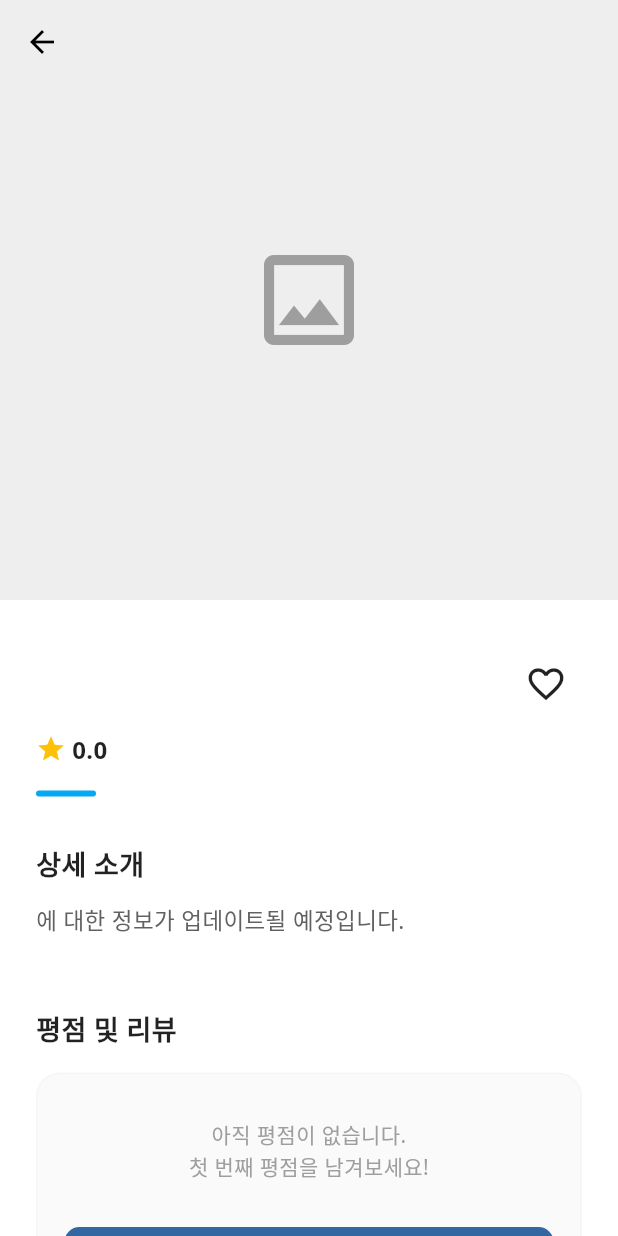
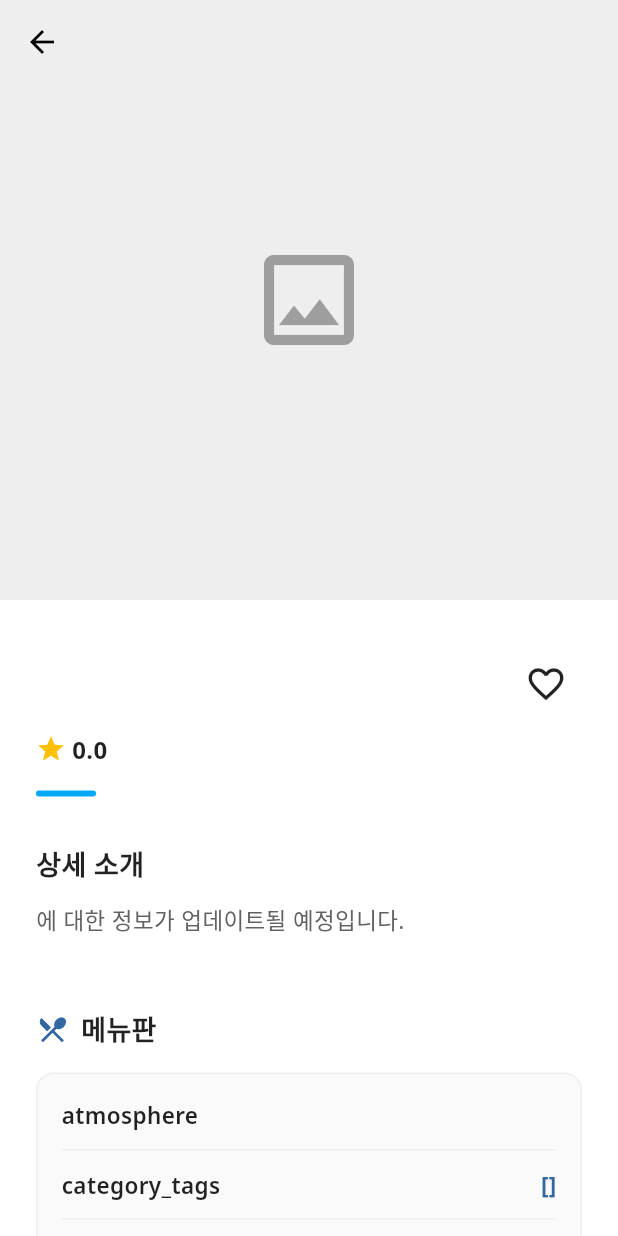
Before and after one commit to wawau09/lucitu, a Flutter app: the StoreDetailPage screen opened directly with empty values, on a phone screen of 412 x 824 dp. Run offline on Flutter 3.47's test engine with Material 3 defaults, Android fonts, the phone set to English and light mode, and no system bars; our stand-ins replace cupertino_native_better, flutter_riverpod, google_fonts, supabase_flutter; missing offline and left inert: dart:html, dart:js, dart:ui_web, flutter_naver_map, panorama_viewer; accounts and stored records are empty; statements that could not run were skipped.

Commit message:
Add : meun_board

```diff
--- a/lib/DB/store.dart
+++ b/lib/DB/store.dart
@@ -8,6 +8,7 @@ class Store {
   List<dynamic>? reviews;
   double? rating;
   String? region;
+  Map<String, dynamic>? menuBoard;
 
   Store({
     this.id,
@@ -19,6 +20,7 @@ class Store {
     this.reviews,
     this.rating,
     this.region,
+    this.menuBoard,
   })  : categoryTags = categoryTags ?? [],
         imageUrls = imageUrls ?? [];
 
@@ -32,6 +34,7 @@ class Store {
     List<dynamic>? reviews,
     double? rating,
     String? region,
+    Map<String, dynamic>? menuBoard,
   }) {
     return Store(
       id: id ?? this.id,
@@ -43,6 +46,7 @@ class Store {
       reviews: reviews ?? this.reviews,
       rating: rating ?? this.rating,
       region: region ?? this.region,
+      menuBoard: menuBoard ?? this.menuBoard,
     );
   }
 
@@ -103,6 +107,10 @@ class Store {
         ? (map['longitude'] as num).toDouble()
         : double.tryParse(map['longitude']?.toString() ?? '');
 
+    final Map<String, dynamic>? resolvedMenuBoard = map['menu_board'] is Map
+        ? Map<String, dynamic>.from(map['menu_board'] as Map)
+        : null;
+
     return Store(
       id: rawId?.toString(),
       name: map['name']?.toString() ?? '이름 없음',
@@ -113,6 +121,7 @@ class Store {
       reviews: resolvedReviews,
       rating: resolvedRating,
       region: map['region']?.toString(),
+      menuBoard: resolvedMenuBoard,
     );
   }
 
@@ -125,6 +134,7 @@ class Store {
       'image_urls': imageUrls,
       if (reviews != null) 'reviews': reviews,
       if (region != null) 'region': region,
+      if (menuBoard != null) 'menu_board': menuBoard,
     };
   }
 }
--- a/lib/DB/store_database.dart
+++ b/lib/DB/store_database.dart
@@ -18,7 +18,7 @@ class StoreDatabase {
   Future<List<Store>> getStores() async {
     final List<dynamic> rows = await _client
         .from(_table)
-        .select('id, name, latitude, longitude, category_tags, image_urls, region')
+        .select('id, name, latitude, longitude, category_tags, image_urls, region, menu_board')
         .order('id');
 
     final storesById = <String, Map<String, dynamic>>{};
--- a/lib/Pages/store_detail_page.dart
+++ b/lib/Pages/store_detail_page.dart
@@ -10,6 +10,7 @@ import 'package:panorama_viewer/panorama_viewer.dart';
 import 'package:placelist/DB/store.dart';
 import 'package:placelist/Pages/map_stub.dart'
     if (dart.library.html) 'package:placelist/Pages/map_web.dart';
+import 'package:placelist/providers/category_provider.dart';
 import 'package:placelist/providers/favorites_provider.dart';
 import 'package:placelist/providers/navigation_provider.dart';
 import 'package:placelist/providers/stores_provider.dart';
@@ -96,6 +97,10 @@ class _StoreDetailPageState extends ConsumerState<StoreDetailPage> {
                   if (store.categoryTags.isNotEmpty)
                     _buildCategoryChips(store.categoryTags),
                   const SizedBox(height: 32),
+                  if (store.menuBoard != null && store.menuBoard!.isNotEmpty) ...[
+                    _buildMenuBoardSection(store.menuBoard!),
+                    const SizedBox(height: 32),
+                  ],
                   _buildRatingSection(context, store),
                   const SizedBox(height: 32),
                   if (store.latitude != null && store.longitude != null) ...[
@@ -342,7 +347,16 @@ class _StoreDetailPageState extends ConsumerState<StoreDetailPage> {
       spacing: 8,
       runSpacing: 8,
       children: tags.map((tag) {
-        return Container(
+        return GestureDetector(
+          onTap: () {
+            // 1. 글로벌 검색어 상태를 '#태그이름'으로 설정
+            ref.read(searchQueryProvider.notifier).state = '#$tag';
+            // 2. 홈 화면(MainScreen)이 있는 탭 인덱스 1로 전환
+            ref.read(navigationProvider.notifier).setIndex(1);
+            // 3. 현재 상세 페이지 닫기
+            Navigator.pop(context);
+          },
+          child: Container(
             padding: const EdgeInsets.symmetric(horizontal: 12, vertical: 6),
             decoration: BoxDecoration(
               color: const Color(0xFF3267A2).withValues(alpha: 0.08),
@@ -360,8 +374,88 @@ class _StoreDetailPageState extends ConsumerState<StoreDetailPage> {
                 color: const Color(0xFF3267A2),
               ),
             ),
+          ),
         );
       }).toList(),
+    );
+  }
+
+  String _formatMenuValue(dynamic value) {
+    if (value == null) return '';
+    if (value is num) {
+      final str = value.toInt().toString();
+      final reg = RegExp(r'(\d{1,3})(?=(\d{3})+(?!\d))');
+      final formatted = str.replaceAllMapped(reg, (Match m) => '${m[1]},');
+      return '$formatted원';
+    }
+    return value.toString();
+  }
+
+  Widget _buildMenuBoardSection(Map<String, dynamic> menu) {
+    return Column(
+      crossAxisAlignment: CrossAxisAlignment.start,
+      children: [
+        Row(
+          children: [
+            const Icon(Icons.restaurant_menu, color: Color(0xFF3267A2), size: 22),
+            const SizedBox(width: 8),
+            Text(
+              "메뉴판",
+              style: GoogleFonts.notoSans(
+                fontSize: 18,
+                fontWeight: FontWeight.bold,
+                color: Colors.black87,
+              ),
+            ),
+          ],
+        ),
+        const SizedBox(height: 16),
+        Container(
+          decoration: BoxDecoration(
+            color: Colors.grey.shade50,
+            borderRadius: BorderRadius.circular(12),
+            border: Border.all(color: Colors.grey.shade200),
+          ),
+          padding: const EdgeInsets.all(16),
+          child: Column(
+            children: menu.entries.map((entry) {
+              final isLast = menu.entries.last.key == entry.key;
+              return Column(
+                children: [
+                  Row(
+                    mainAxisAlignment: MainAxisAlignment.spaceBetween,
+                    children: [
+                      Expanded(
+                        child: Text(
+                          entry.key,
+                          style: GoogleFonts.notoSans(
+                            fontSize: 15,
+                            fontWeight: FontWeight.w600,
+                            color: Colors.black87,
+                          ),
+                        ),
+                      ),
+                      Text(
+                        _formatMenuValue(entry.value),
+                        style: GoogleFonts.notoSans(
+                          fontSize: 15,
+                          fontWeight: FontWeight.bold,
+                          color: const Color(0xFF3267A2),
+                        ),
+                      ),
+                    ],
+                  ),
+                  if (!isLast) ...[
+                    const SizedBox(height: 12),
+                    const Divider(height: 1, color: Color(0xFFEEEEEE)),
+                    const SizedBox(height: 12),
+                  ],
+                ],
+              );
+            }).toList(),
+          ),
+        ),
+      ],
     );
   }
 
--- a/lib/providers/category_provider.dart
+++ b/lib/providers/category_provider.dart
@@ -41,3 +41,5 @@ final selectedCategoriesProvider =
     StateNotifierProvider<SelectedCategoriesNotifier, Set<Category>>(
   (ref) => SelectedCategoriesNotifier(),
 );
+
+final searchQueryProvider = StateProvider<String>((ref) => '');
```
Also changed, not shown: lib/Pages/main_page.dart (+26 -8 lines). Lines whose indentation alone changed are shown as unchanged.
